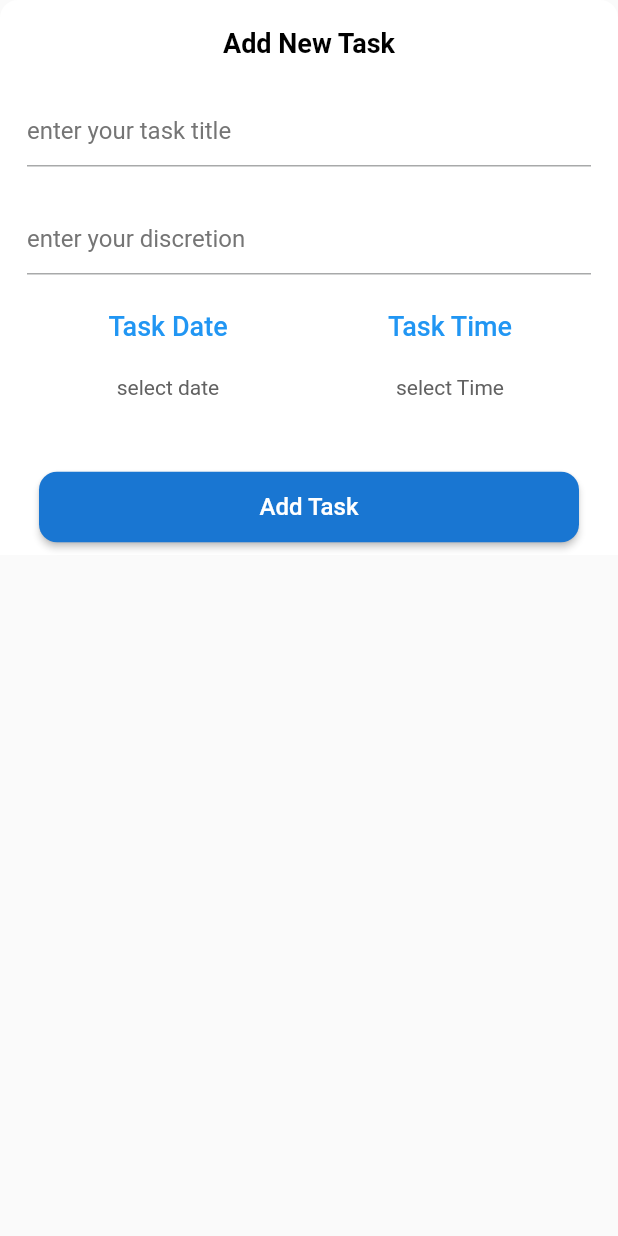
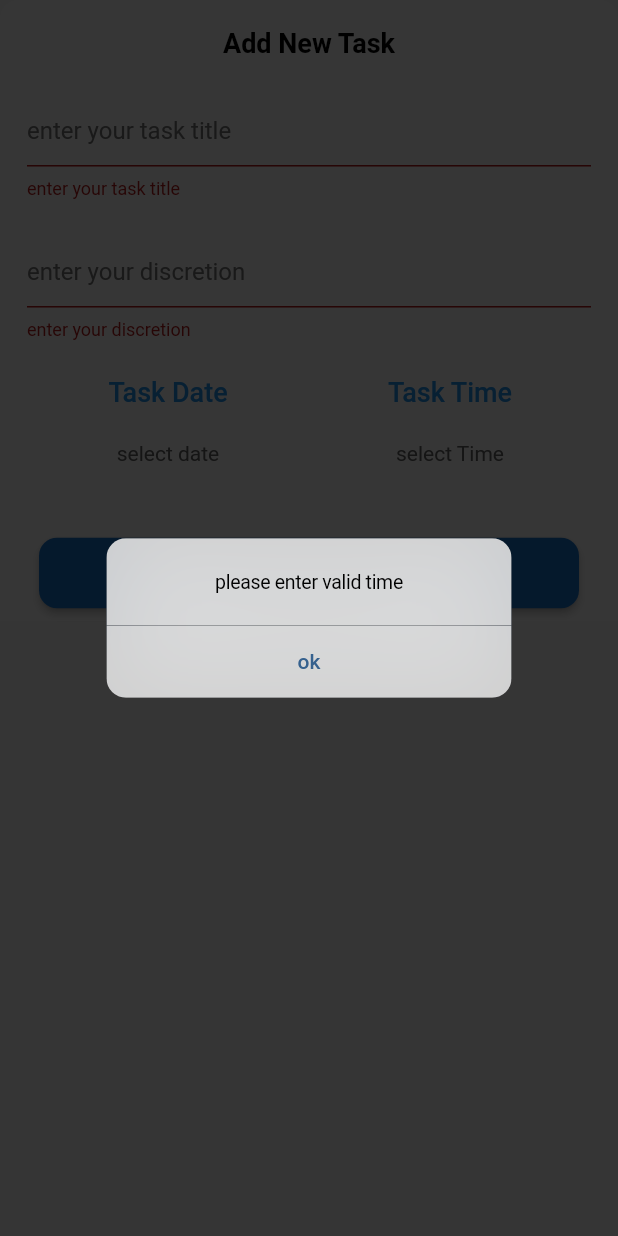
Before and after one commit to abdallahalnagar188/todo_flutter, a Flutter app: the AddTaskBottomSheet widget shown alone on an empty page, opened directly, after a tap on "Add Task", on a phone screen of 412 x 824 dp. Run offline on Flutter 3.47's test engine with Material 3 defaults, Android fonts, the phone set to English and light mode, and no system bars; our stand-ins replace cloud_firestore, firebase_auth, firebase_core, flutter_slidable, shared_preferences; accounts and stored records are empty; generated files the repository leaves out were written again.

Commit message:
update add task and create task provider and add remove task

```diff
--- a/lib/db/collections/tasks_collection.dart
+++ b/lib/db/collections/tasks_collection.dart
@@ -30,4 +30,9 @@ class TasksCollection {
     var taskList =querySnapshot.docs.map((e) => e.data()).toList();
     return taskList;
   }
+
+  Future<void> removeTask(String userId, Task task){
+      var docRef = getTasksCollection(userId).doc(task.id);
+      return docRef.delete();
+  }
 }
--- a/lib/main.dart
+++ b/lib/main.dart
@@ -2,6 +2,7 @@ import 'package:flutter/material.dart';
 import 'package:provider/provider.dart';
 import 'package:todo_flutter/providers/auth_provider.dart';
 import 'package:todo_flutter/providers/language_provider.dart';
+import 'package:todo_flutter/providers/tasks_provider.dart';
 import 'package:todo_flutter/ui/auth/login/login_screen.dart';
 import 'package:todo_flutter/ui/auth/register/register_screen.dart';
 import 'package:todo_flutter/ui/home/home_screen.dart';
@@ -18,6 +19,7 @@ void main() async {
       providers: [
         ChangeNotifierProvider(create: (_) => LanguageProvider()),
         ChangeNotifierProvider(create: (_) => AppAuthProvider()),
+        ChangeNotifierProvider(create: (_) => TasksProvider()),
       ],
       child: const MyApp(),
     ),
--- /dev/null
+++ b/lib/providers/tasks_provider.dart
@@ -0,0 +1,25 @@
+import 'package:flutter/material.dart';
+import 'package:todo_flutter/db/collections/tasks_collection.dart';
+
+import '../db/models/task.dart';
+
+class TasksProvider extends ChangeNotifier {
+  var tasksCollection = TasksCollection();
+
+  Future<List<Task>> getAllTasks(String userId) async {
+    var tasksList = await tasksCollection.getAllTasks(userId);
+    return tasksList;
+  }
+
+  Future<void> addTask(String userId, Task task) async {
+    await tasksCollection.createTask(userId, task);
+    notifyListeners();
+    return;
+  }
+
+  Future<void> deleteTask(String userId, Task task) async {
+    await tasksCollection.removeTask(userId, task);
+    notifyListeners();
+    return;
+  }
+}
--- a/lib/ui/common/add_task_bottom_sheet.dart
+++ b/lib/ui/common/add_task_bottom_sheet.dart
@@ -4,6 +4,7 @@ import 'package:todo_flutter/AppDateUtils.dart';
 import 'package:todo_flutter/db/collections/tasks_collection.dart';
 import 'package:todo_flutter/db/models/task.dart';
 import 'package:todo_flutter/providers/auth_provider.dart';
+import 'package:todo_flutter/providers/tasks_provider.dart';
 import 'package:todo_flutter/ui/common/add_task_form_field.dart';
 import 'package:flutter_gen/gen_l10n/app_localizations.dart';
 import 'package:todo_flutter/ui/common/dialog_utils.dart';
@@ -121,7 +122,7 @@ class _AddTaskBottomSheetState extends State<AddTaskBottomSheet> {
                           child: Text(
                             selectedTime == null
                                 ? AppLocalizations.of(context)!.selectTime
-                                : "${selectedTime?.hour}:${selectedTime?.minute}",
+                                : "${selectedTime?.formatTime()}",
                             style: TextStyle(color: Colors.grey.shade700),
                           ),
                         ),
@@ -217,31 +218,33 @@ class _AddTaskBottomSheetState extends State<AddTaskBottomSheet> {
   }
 
   void addTask() async {
+    if (!isValidateTask()) return;
+
     var task = Task(
       title: title.text,
       description: description.text,
       date: selectedDate!.dateOnly(),
       time: selectedTime!.timeOnly(),
     );
-    if (isValidateTask() == false) return;
-    var authProvider = Provider.of<AppAuthProvider>(context,listen: false);
-    var userId = authProvider.appUser!.authId ?? "";
-    TasksCollection tasksCollection = TasksCollection();
+
+    var authProvider = Provider.of<AppAuthProvider>(context, listen: false);
+    var tasksProvider = Provider.of<TasksProvider>(context, listen: false);
+    var userId = authProvider.appUser?.authId ?? "";
+
     try {
       showLoading(context);
-      var result = tasksCollection.createTask(userId, task);
+      await tasksProvider.addTask(userId, task);
+      hideLoading(context);
+      Navigator.pop(context); // Close the bottom sheet
+      // The TasksListTap will automatically refresh because of notifyListeners()
+    } catch (e) {
       hideLoading(context);
       showMessage(
         context,
-        content: "Task Added Successful",
-        posButtonTitle: "ok",
-        posButtonClick: () {
-          Navigator.pop(context);
-        },
+        content: "Failed to add task: $e",
+        posButtonTitle: "OK",
       );
-    } catch (e) {
-      hideLoading(context);
-      showMessage(context, content: e.toString(), posButtonTitle: "ok");
     }
   }
+
 }
--- a/lib/ui/home/home_screen.dart
+++ b/lib/ui/home/home_screen.dart
@@ -19,7 +19,7 @@ class HomeScreen extends StatefulWidget {
 
 class _HomeScreenState extends State<HomeScreen> {
   int newSelectedIndex = 0;
-  var taps = [TaskslistTap(), SettingsTab()];
+  var taps = [TasksListTap(), SettingsTab()];
 
   @override
   Widget build(BuildContext context) {
--- a/lib/ui/listOfTodos/task_item.dart
+++ b/lib/ui/listOfTodos/task_item.dart
@@ -1,10 +1,16 @@
 import 'package:flutter/material.dart';
 import 'package:flutter_slidable/flutter_slidable.dart';
 import 'package:todo_flutter/db/models/task.dart';
+import 'package:todo_flutter/AppDateUtils.dart';
+import 'package:todo_flutter/ui/common/dialog_utils.dart';
+
+typedef OnTaskDeleteClick = void Function(Task task);
 
 class TaskItem extends StatelessWidget {
   var task = Task();
-   TaskItem({required this.task});
+  OnTaskDeleteClick onTaskDeleteClick;
+
+  TaskItem({super.key, required this.task, required this.onTaskDeleteClick});
 
   @override
   Widget build(BuildContext context) {
@@ -15,20 +21,32 @@ class TaskItem extends StatelessWidget {
           motion: DrawerMotion(),
           children: [
             SlidableAction(
-              onPressed: (_) {},
+              onPressed: (_) {
+                showMessage(
+                  context,
+                  content: "are you sure to delete this task ?",
+                  posButtonTitle: "confirm",
+                  posButtonClick: () {
+                    onTaskDeleteClick(task);
+                  },
+                  negButtonTitle: "cancel",
+                );
+              },
               backgroundColor: Colors.red,
               foregroundColor: Colors.white,
               icon: Icons.delete,
               label: "Delete",
               borderRadius: BorderRadius.only(
                 topLeft: Radius.circular(12),
-                bottomLeft: Radius.circular(12)
+                bottomLeft: Radius.circular(12),
               ),
             ),
           ],
         ),
         child: Card(
-          shape: RoundedRectangleBorder(borderRadius: BorderRadius.circular(12)),
+          shape: RoundedRectangleBorder(
+            borderRadius: BorderRadius.circular(12),
+          ),
           child: Container(
             padding: EdgeInsets.symmetric(horizontal: 16, vertical: 20),
             height: 100,
@@ -46,7 +64,7 @@ class TaskItem extends StatelessWidget {
                     mainAxisAlignment: MainAxisAlignment.center,
                     children: [
                       Text(
-                       task.title??"",
+                        task.title ?? "",
                         style: TextStyle(
                           color: Colors.blue,
                           fontSize: 18,
@@ -58,7 +76,10 @@ class TaskItem extends StatelessWidget {
                       Row(
                         children: [
                           Icon(Icons.timer_outlined),
-                          Text("${task.time}", textAlign: TextAlign.start),
+                          Text(
+                            "${task.time?.formatTime()}",
+                            textAlign: TextAlign.start,
+                          ),
                         ],
                       ),
                     ],
@@ -71,7 +92,11 @@ class TaskItem extends StatelessWidget {
                     color: Colors.blue,
                     borderRadius: BorderRadius.circular(12),
                   ),
-                  child: Icon(Icons.check_rounded, color: Colors.white, size: 28)
+                  child: Icon(
+                    Icons.check_rounded,
+                    color: Colors.white,
+                    size: 28,
+                  ),
                 ),
               ],
             ),
--- a/pubspec.yaml
+++ b/pubspec.yaml
@@ -33,7 +33,7 @@ dependencies:
   flutter_localizations:
     sdk: flutter
 
-  intl: any
+  intl: ^0.19.0
   provider: ^6.1.5
   shared_preferences: ^2.5.3
   firebase_core: ^3.13.0
```
Also changed, not shown: lib/AppDateUtils.dart (+19 -1 lines), lib/ui/listOfTodos/task_list_tap.dart (+38 -14 lines).
